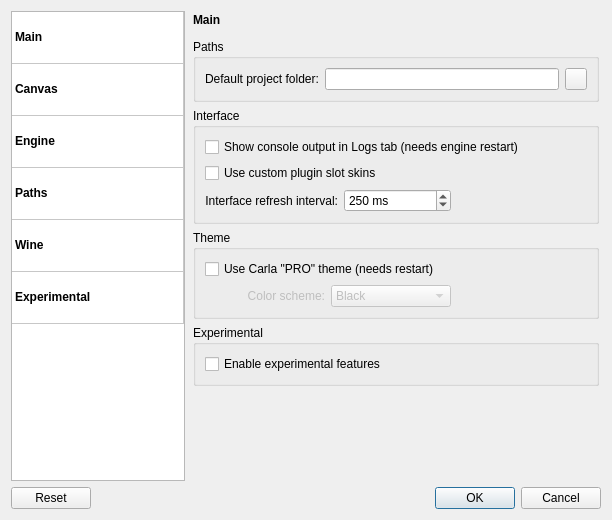
Old version of the form resources/ui/carla_settings.ui in the repository falkTX/Carla.
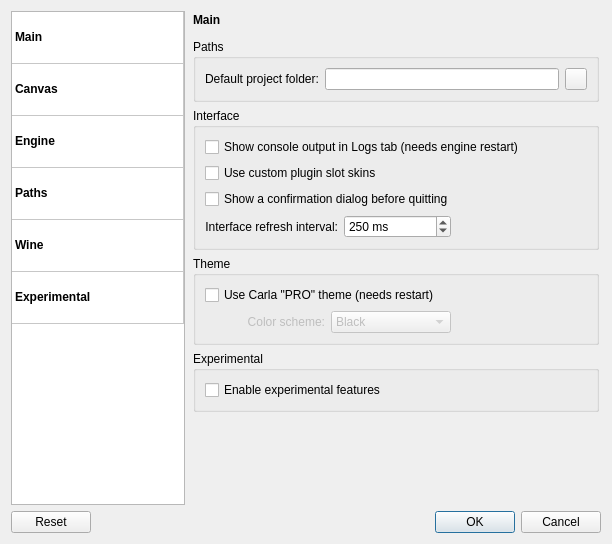
New version of the form. Icons and pictures are not drawn.

Commit message: Make exit confirmation dialog configurable

The edit to the form file:
```diff
--- a/resources/ui/carla_settings.ui
+++ b/resources/ui/carla_settings.ui
@@ -7,7 +7,7 @@
     <x>0</x>
     <y>0</y>
     <width>612</width>
-    <height>507</height>
+    <height>544</height>
    </rect>
   </property>
   <property name="minimumSize">
@@ -112,7 +112,7 @@
          </font>
         </property>
         <property name="textAlignment">
-         <set>AlignLeft|AlignVCenter</set>
+         <set>AlignLeading|AlignVCenter</set>
         </property>
         <property name="icon">
          <iconset resource="../resources.qrc">
@@ -313,7 +313,7 @@
             <string>Interface</string>
            </property>
            <layout class="QGridLayout" name="gridLayout_4">
-            <item row="3" column="1">
+            <item row="4" column="1">
              <widget class="QSpinBox" name="sb_main_refresh_interval">
               <property name="suffix">
                <string> ms</string>
@@ -329,7 +329,7 @@
               </property>
              </widget>
             </item>
-            <item row="3" column="2">
+            <item row="4" column="2">
              <spacer name="horizontalSpacer_12">
               <property name="orientation">
                <enum>Qt::Horizontal</enum>
@@ -345,7 +345,7 @@
               </property>
              </spacer>
             </item>
-            <item row="3" column="0">
+            <item row="4" column="0">
              <widget class="QLabel" name="label_main_refresh_interval">
               <property name="text">
                <string>Interface refresh interval:</string>
@@ -369,6 +369,13 @@
               </property>
              </widget>
             </item>
+            <item row="3" column="0" colspan="3">
+             <widget class="QCheckBox" name="ch_main_confirm_exit">
+              <property name="text">
+               <string>Show a confirmation dialog before quitting</string>
+              </property>
+             </widget>
+            </item>
            </layout>
           </widget>
          </item>
```
Left out of the diff: 154 changed lines with no effect on the pictures. The commit also changes 3 other files.
